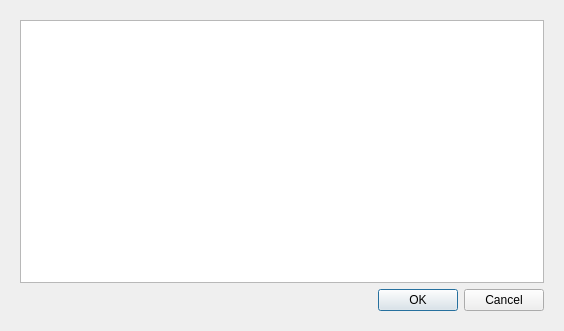
Old version of the form qt-app/src/updater/cupdaterdialog.ui in the repository VioletGiraffe/file-commander.
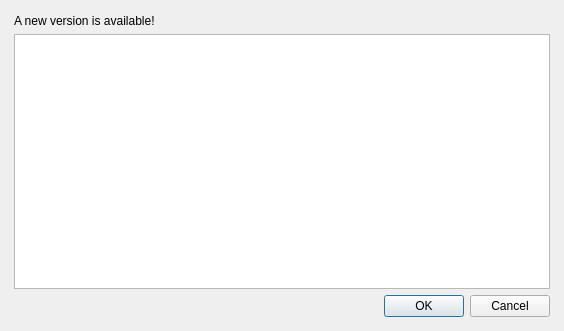
New version of the form. The open tabs and pages were chosen to show the change.

```diff
--- a/qt-app/src/updater/cupdaterdialog.ui
+++ b/qt-app/src/updater/cupdaterdialog.ui
@@ -72,6 +72,25 @@
      </widget>
      <widget class="QWidget" name="page_2">
       <layout class="QVBoxLayout" name="verticalLayout_3">
+       <property name="leftMargin">
+        <number>3</number>
+       </property>
+       <property name="topMargin">
+        <number>3</number>
+       </property>
+       <property name="rightMargin">
+        <number>3</number>
+       </property>
+       <property name="bottomMargin">
+        <number>3</number>
+       </property>
+       <item>
+        <widget class="QLabel" name="label">
+         <property name="text">
+          <string>A new version is available!</string>
+         </property>
+        </widget>
+       </item>
        <item>
         <widget class="QTextEdit" name="changeLogViewer">
          <property name="undoRedoEnabled">
```
Left out of the diff: 2 changed lines with no effect on the pictures.
